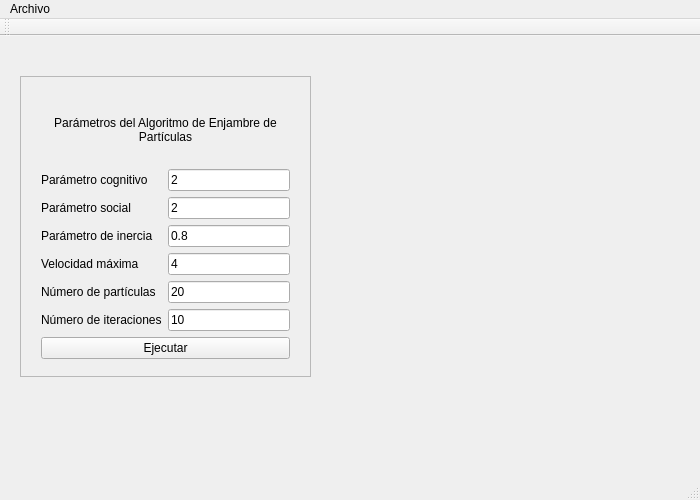
Old version of the form mainwindow.ui in the repository antonioaraujob/omopep.
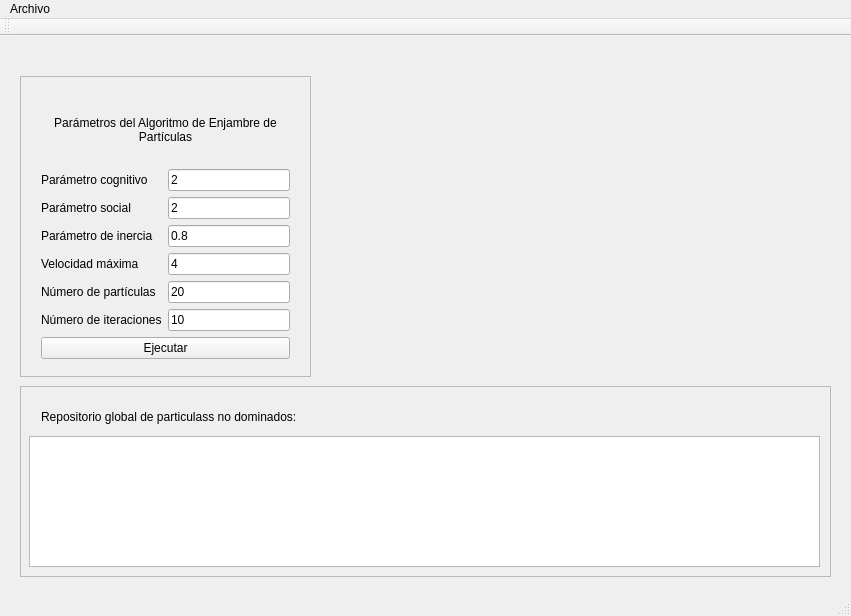
New version of the form.

Commit message: Eliminación de particulas dominadas de repositorios global y locales.

What changed in the file:
```diff
--- a/mainwindow.ui
+++ b/mainwindow.ui
@@ -6,8 +6,8 @@
    <rect>
     <x>0</x>
     <y>0</y>
-    <width>700</width>
-    <height>500</height>
+    <width>851</width>
+    <height>616</height>
    </rect>
   </property>
   <property name="windowTitle">
@@ -150,14 +150,72 @@
      </layout>
     </widget>
    </widget>
+   <widget class="QFrame" name="frame_3">
+    <property name="geometry">
+     <rect>
+      <x>20</x>
+      <y>350</y>
+      <width>811</width>
+      <height>191</height>
+     </rect>
+    </property>
+    <property name="frameShape">
+     <enum>QFrame::StyledPanel</enum>
+    </property>
+    <property name="frameShadow">
+     <enum>QFrame::Raised</enum>
+    </property>
+    <widget class="QListView" name="listViewBestNonDominatedParticles">
+     <property name="geometry">
+      <rect>
+       <x>9</x>
+       <y>50</y>
+       <width>791</width>
+       <height>131</height>
+      </rect>
+     </property>
+    </widget>
+    <widget class="QWidget" name="horizontalLayoutWidget">
+     <property name="geometry">
+      <rect>
+       <x>10</x>
+       <y>10</y>
+       <width>481</width>
+       <height>41</height>
+      </rect>
+     </property>
+     <layout class="QHBoxLayout" name="horizontalLayout">
+      <item>
+       <widget class="QLabel" name="labelExternalFile">
+        <property name="text">
+         <string>Repositorio global de particulass no dominados:</string>
+        </property>
+       </widget>
+      </item>
+      <item>
+       <widget class="QLabel" name="labelNonDominatedNUmber">
+        <property name="font">
+         <font>
+          <weight>75</weight>
+          <bold>true</bold>
+         </font>
+        </property>
+        <property name="text">
+         <string/>
+        </property>
+       </widget>
+      </item>
+     </layout>
+    </widget>
+   </widget>
   </widget>
   <widget class="QMenuBar" name="menuBar">
    <property name="geometry">
     <rect>
      <x>0</x>
      <y>0</y>
-     <width>700</width>
-     <height>29</height>
+     <width>851</width>
+     <height>19</height>
     </rect>
    </property>
    <widget class="QMenu" name="menuArchivo">
```
The commit also changes 6 other files.
